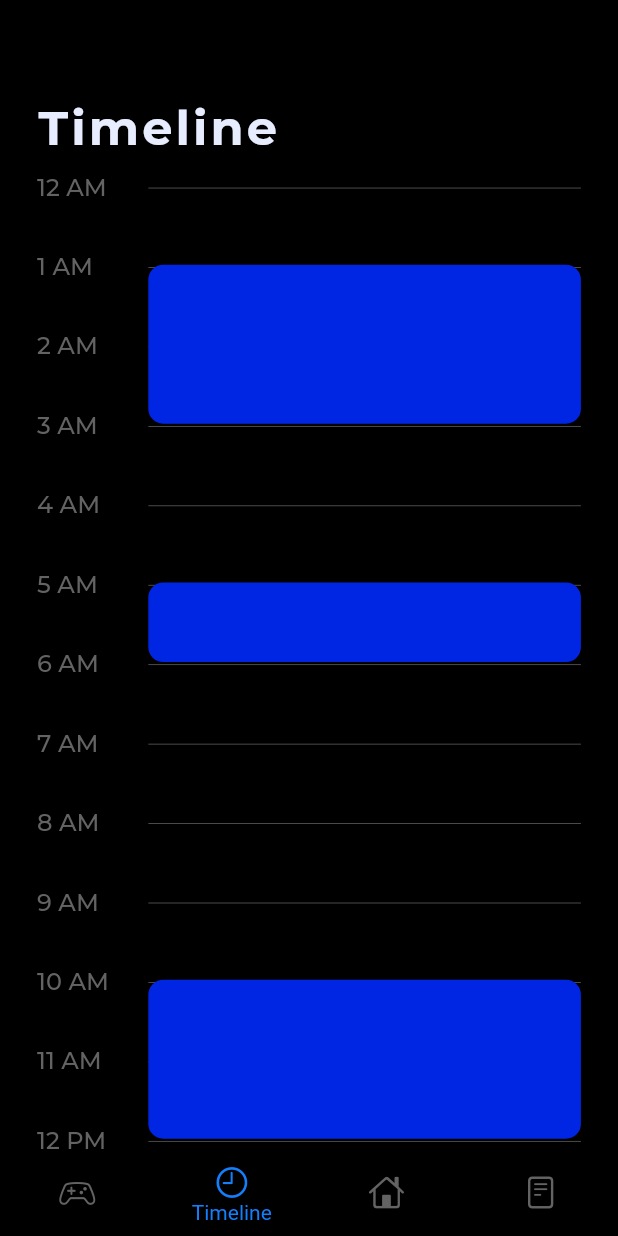
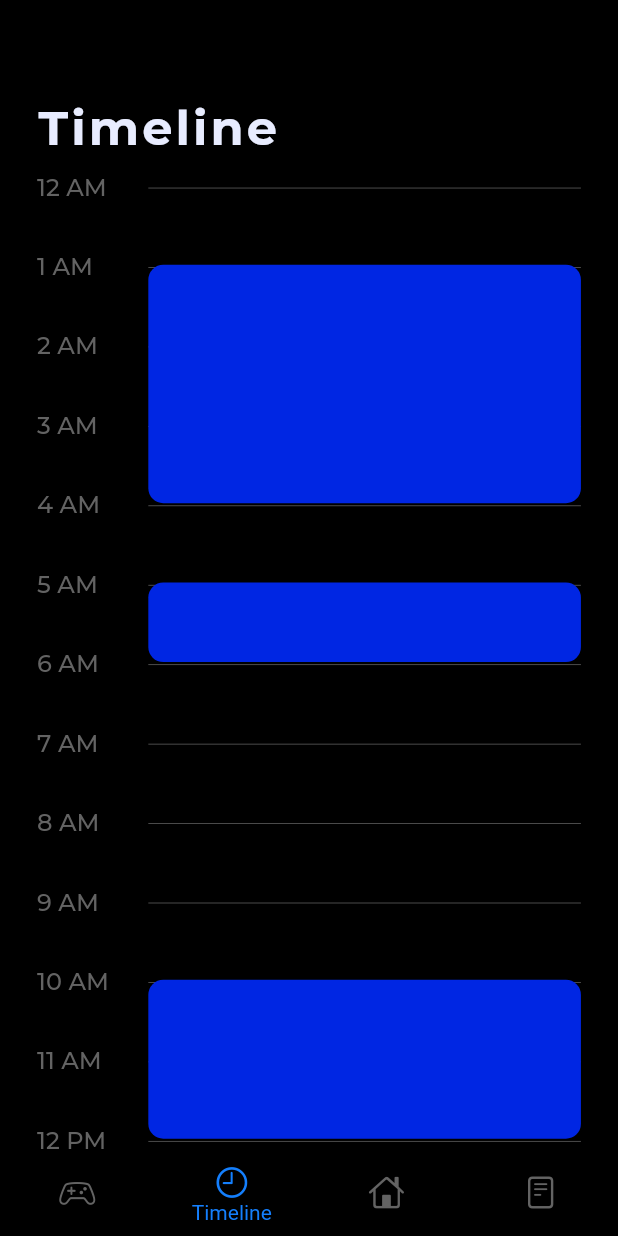
Before and after one commit to CodeChefVIT/DEVSOC21-App, a Flutter app: the screen it shows after launch, item 2 of the bottom bar chosen, on a phone screen of 412 x 824 dp. Run offline on Flutter 3.47's test engine with Material 2 defaults, Android fonts, the phone set to English and light mode, and no system bars; our stand-ins replace dotted_border, flutter_svg, get, google_fonts, pull_to_refresh, timelines and 1 more; project files that could hold a hidden picture were left out.

Commit message:
TimeLine DONEEEE

```diff
--- a/devsoc_app/lib/api/timeline.dart
+++ b/devsoc_app/lib/api/timeline.dart
@@ -20,9 +20,9 @@ class TimelineChecker extends GetxController {
     "day1": [
       {
         "start": "2021-04-05 01:00:00",
-        "end": "2021-04-05 03:00:00",
+        "end": "2021-04-05 04:00:00",
         "startVal": 1,
-        "duration": 2,
+        "duration": 3,
       },
       {
         "start": "2021-04-05 05:00:00",
--- a/devsoc_app/lib/screens/timelineScreen.dart
+++ b/devsoc_app/lib/screens/timelineScreen.dart
@@ -14,9 +14,6 @@ class _TimelineState extends State<Timeline> {
   TimelineChecker tl = TimelineChecker();
   void initState() {
     tl.checkTimeOne();
-    for (int i = 0; i < tl.timelineCurrent.length; i++) {
-      print(tl.percentNodeOne[i].value);
-    }
     super.initState();
   }
 
```
